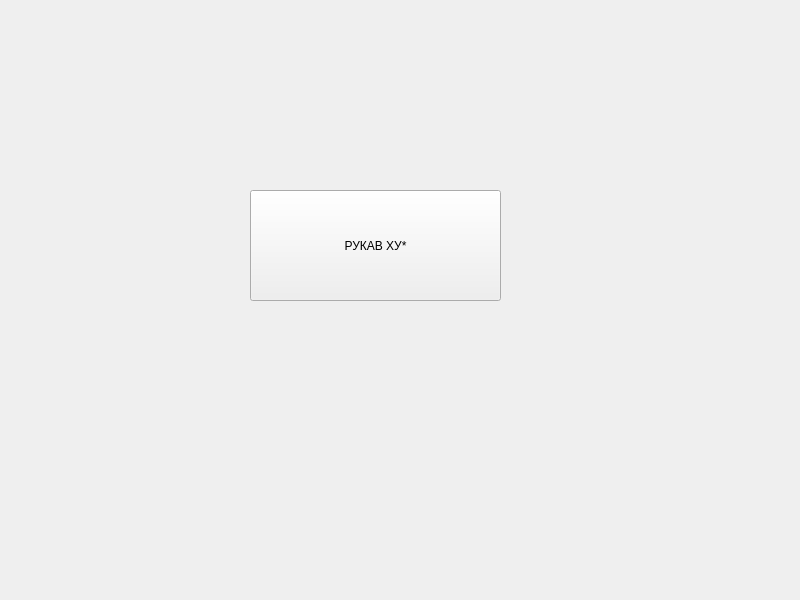
Qt form slice-pro-turbo/widget.ui (Loksli17/slice-pro-turbo) before a commit.
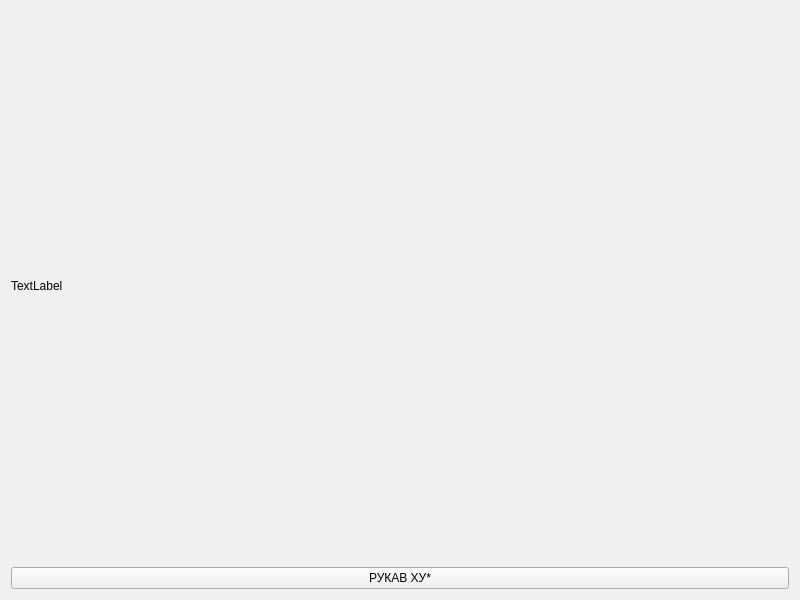
The same form after that commit.

```diff
--- a/slice-pro-turbo/widget.ui
+++ b/slice-pro-turbo/widget.ui
@@ -13,19 +13,22 @@
   <property name="windowTitle">
    <string>Widget</string>
   </property>
+  <layout class="QGridLayout" name="gridLayout">
+   <item row="0" column="0">
+    <widget class="QLabel" name="label">
+     <property name="text">
+      <string>TextLabel</string>
+     </property>
+    </widget>
+   </item>
+   <item row="1" column="0">
   <widget class="QPushButton" name="pushButton">
-   <property name="geometry">
-    <rect>
-     <x>250</x>
-     <y>190</y>
-     <width>251</width>
-     <height>111</height>
-    </rect>
-   </property>
    <property name="text">
     <string>РУКАВ ХУ*</string>
    </property>
   </widget>
+   </item>
+  </layout>
  </widget>
  <resources/>
  <connections/>
```
Lines whose indentation alone changed are shown as unchanged.
